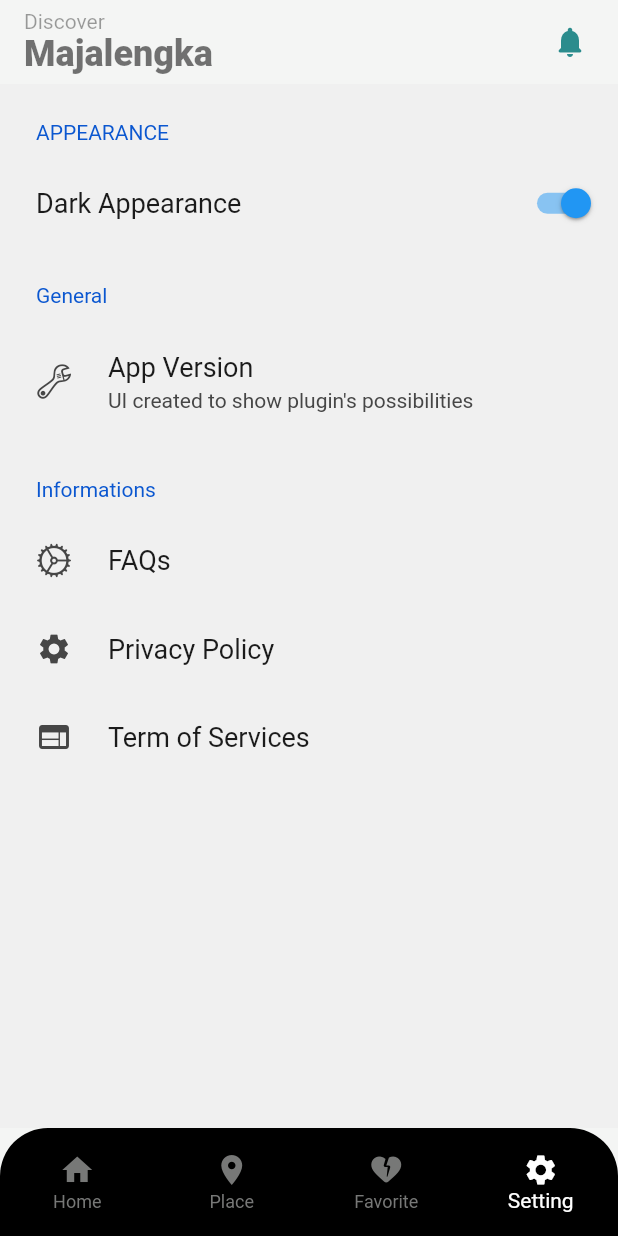
After one commit to majalengkadev/Discover-Majalengka, a Flutter app: the screen it shows after launch, item 4 of the bottom bar chosen, after a tap on "App Version", on a phone screen of 412 x 824 dp. The commit adds this screen. Run offline on Flutter 3.47's test engine with Material 2 defaults, Android fonts, the phone set to English and light mode, and no system bars; drawn by our look-alikes of settings_ui; our stand-ins replace cached_network_image, dio, flutter_html; network calls fail; Roboto replaces fonts that are missing (Montserrat).

Commit message:
add settings page

```diff
--- a/lib/helpers/constants.dart
+++ b/lib/helpers/constants.dart
@@ -1,7 +1,7 @@
 import 'package:flutter/material.dart';
 
 const baseUrl = "https://openapi.majalengkadev.com/api/";
-const apiToken = "";
+const apiToken = "lramQUm3WdxMV1YxvSFRsB1k8BzuJOLPBPFkZwDI";
 
 const backgroundColor = Color(0xFFf4f5f4);
 const iconColor = Color(0xffb1b1b2);
--- a/lib/pages/home/components/bottom_menu.dart
+++ b/lib/pages/home/components/bottom_menu.dart
@@ -1,9 +1,12 @@
 import 'package:flutter/material.dart';
+import '../home_page.dart';
 
 class BottomMenu extends StatelessWidget {
-  const BottomMenu({
-    Key? key,
-  }) : super(key: key);
+  const BottomMenu({Key? key, required this.currentTab, required this.onSelectTab}) : super(key: key);
+
+
+  final int currentTab;
+  final ValueChanged<int> onSelectTab;
 
   @override
   Widget build(BuildContext context) {
@@ -27,7 +30,8 @@ class BottomMenu extends StatelessWidget {
         type: BottomNavigationBarType.fixed,
         selectedItemColor: Colors.white,
         unselectedItemColor: const Color(0xff777877),
-        currentIndex: 0,
+        currentIndex: currentTab,
+        onTap: onSelectTab,
       ),
     );
   }
--- a/lib/pages/home/home_page.dart
+++ b/lib/pages/home/home_page.dart
@@ -1,4 +1,7 @@
+// ignore_for_file: unnecessary_const
+
 import 'package:discover_majalengka/helpers/constants.dart';
+import 'package:discover_majalengka/pages/settings/settings_page.dart';
 
 import 'package:flutter/material.dart';
 import 'package:flutter/services.dart';
@@ -8,8 +11,20 @@ import 'components/kategori_widget.dart';
 import 'components/popular_widget.dart';
 import 'components/search_widget.dart';
 
-class HomePage extends StatelessWidget {
+
+class HomePage extends StatefulWidget {
   const HomePage({Key? key}) : super(key: key);
+
+  @override
+  State<HomePage> createState() => _HomePageState();
+}
+
+class _HomePageState extends State<HomePage> {
+  var _currentTab = 0;
+
+  void _selectTab(int index) {
+    setState(() => _currentTab = index);
+  }
 
   @override
   Widget build(BuildContext context) {
@@ -23,19 +38,26 @@ class HomePage extends StatelessWidget {
       child: Scaffold(
         appBar: appBar(),
         backgroundColor: backgroundColor,
-        body: SingleChildScrollView(
-          child: Column(
-            crossAxisAlignment: CrossAxisAlignment.start,
-            children: const [
-              SearchWidget(),
-              KategoriWidget(),
-              PopularWidget(),
-            ],
-          ),
+        body: getPage(_currentTab),
+        bottomNavigationBar: BottomMenu(
+          currentTab: _currentTab,
+          onSelectTab: _selectTab,
         ),
-        bottomNavigationBar: const BottomMenu(),
       ),
     );
+  }
+
+  Widget getPage(int index) {
+    if (index == 0) {
+      return const HomeWidget();
+    } else if (index == 3) {
+      return const SettingsPage();
+    } else {
+       return const Center(
+        child: const Text("Halaman belum di implementasi",
+            style: const TextStyle(fontSize: 16)),
+      );
+    }
   }
 
   AppBar appBar() {
@@ -78,3 +100,21 @@ class HomePage extends StatelessWidget {
     );
   }
 }
+
+class HomeWidget extends StatelessWidget {
+  const HomeWidget({Key? key}) : super(key: key);
+
+  @override
+  Widget build(BuildContext context) {
+    return SingleChildScrollView(
+          child: Column(
+            crossAxisAlignment: CrossAxisAlignment.start,
+            children: const [
+              SearchWidget(),
+              KategoriWidget(),
+              PopularWidget(),
+            ],
+          ),
+        );
+  }
+}
--- /dev/null
+++ b/lib/pages/settings/settings_page.dart
@@ -0,0 +1,67 @@
+import 'package:flutter/cupertino.dart';
+import 'package:flutter/material.dart';
+import 'package:settings_ui/settings_ui.dart';
+
+class SettingsPage extends StatefulWidget {
+  const SettingsPage({Key? key}) : super(key: key);
+
+  @override
+  State<SettingsPage> createState() => _SettingsPageState();
+}
+
+class _SettingsPageState extends State<SettingsPage> {
+  bool darkTheme = true;
+
+  @override
+  Widget build(BuildContext context) {
+    return SettingsList(
+      sections: [
+        SettingsSection(
+          title: Text('APPEARANCE'),
+          tiles: [
+            SettingsTile.switchTile(
+              onToggle: (value) {
+                setState(() {
+                  darkTheme = value;
+                });
+              },
+              initialValue: darkTheme,
+              title: Text('Dark Appearance'),
+            ),
+          ],
+        ),
+        SettingsSection(
+          title: Text('General'),
+          tiles: [
+            SettingsTile.navigation(
+              title: Text('App Version'),
+              leading: Icon(CupertinoIcons.wrench),
+              description: Text('UI created to show plugin\'s possibilities'),
+              onPressed: (context) {},
+            )
+          ],
+        ),
+        SettingsSection(
+          title: Text('Informations'),
+          tiles: [
+            SettingsTile.navigation(
+              leading: Icon(CupertinoIcons.settings),
+              title: Text('FAQs'),
+              onPressed: (context) {},
+            ),
+            SettingsTile.navigation(
+              leading: Icon(Icons.settings),
+              title: Text('Privacy Policy'),
+              onPressed: (context) {},
+            ),
+            SettingsTile.navigation(
+              leading: Icon(Icons.web),
+              title: Text('Term of Services'),
+              onPressed: (context) {},
+            ),
+          ],
+        ),
+      ],
+    );
+  }
+}
--- a/pubspec.yaml
+++ b/pubspec.yaml
@@ -37,6 +37,7 @@ dependencies:
   dio: ^4.0.6
   cached_network_image: ^3.2.0
   flutter_html: ^2.2.1
+  settings_ui: ^2.0.2
 
 dev_dependencies:
   flutter_test:
```
Also changed, not shown: pubspec.lock, 2 other files.
